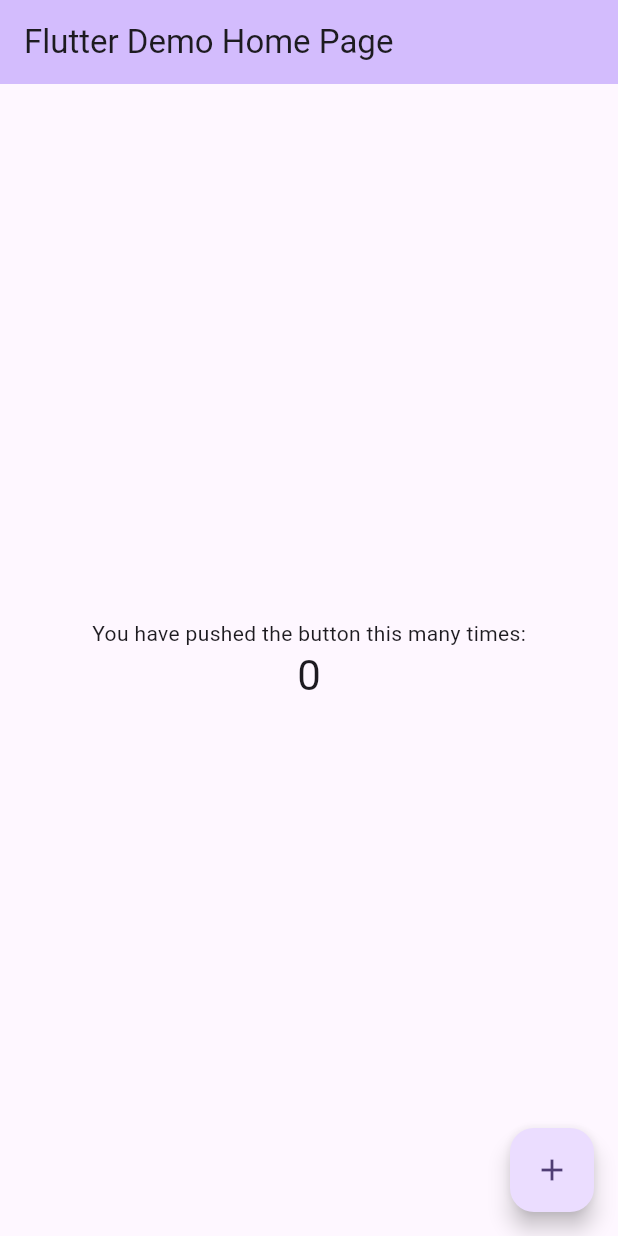
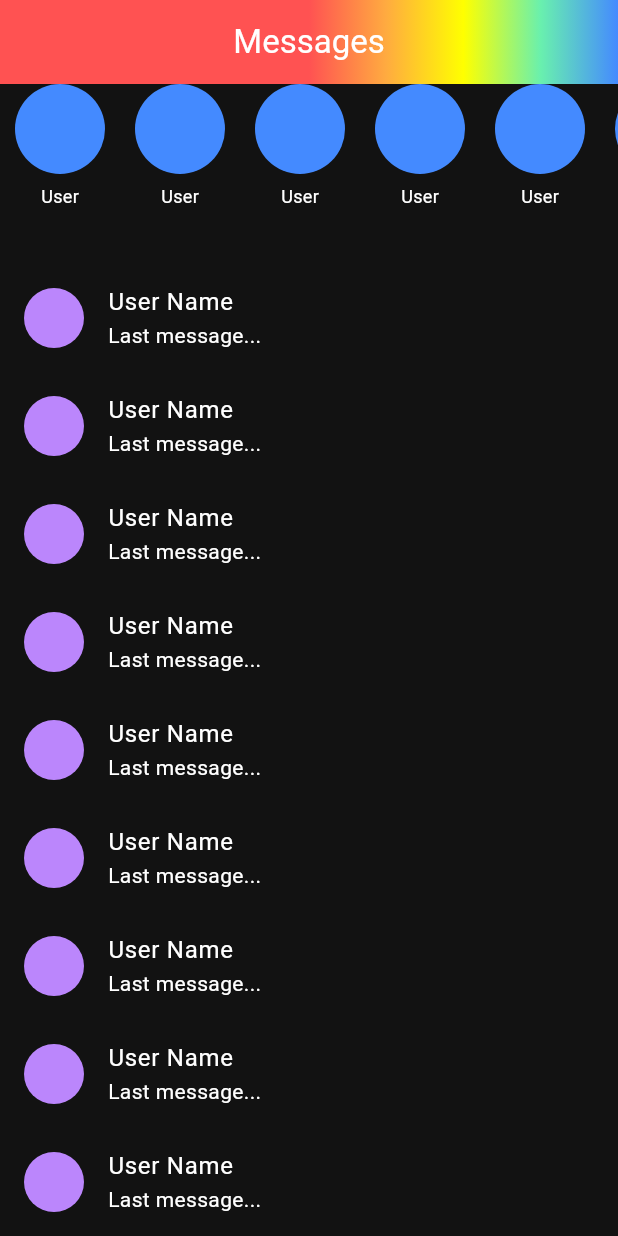
Before and after one commit to afidhu/FLUTTER_BLOC_BASICS, a Flutter app: the screen it shows after launch, on a phone screen of 412 x 824 dp. Run offline on Flutter 3.47's test engine with Material 3 defaults, Android fonts, the phone set to English and light mode, and no system bars; our stand-ins replace dio, equatable, faker, flutter_bloc, get, image_picker.

Commit message:
first commit add tutorial2 add CUBIT Fevorate  add chat

```diff
--- /dev/null
+++ b/flutter_chat_bloc/lib/core/theme_colors.dart
@@ -0,0 +1,16 @@
+import 'package:flutter/material.dart';
+class AppColors{
+  static const LinearGradient appBarBackground =  LinearGradient(
+     begin: Alignment.center,
+       colors: [
+         Colors.redAccent,
+         Colors.orangeAccent,
+         Colors.yellowAccent,
+         Colors.greenAccent,
+         Colors.blueAccent,
+       ]
+   );
+  static const Color appBarTitle = Colors.white;
+  static const Color appBarIcon = Color(0xFFFFFFFF);
+
+}
--- a/flutter_chat_bloc/lib/main.dart
+++ b/flutter_chat_bloc/lib/main.dart
@@ -1,4 +1,6 @@
 import 'package:flutter/material.dart';
+import 'package:flutter_chat_bloc/core/theme_colors.dart';
+import 'package:flutter_chat_bloc/presentation/messages/message_page.dart';
 
 void main() {
   runApp(const MyApp());
@@ -28,95 +30,9 @@
         //
         // This works for code too, not just values: Most code changes can be
         // tested with just a hot reload.
-        colorScheme: ColorScheme.fromSeed(seedColor: Colors.deepPurple),
+        colorScheme: ColorScheme.dark(brightness: Brightness.dark)
       ),
-      home: const MyHomePage(title: 'Flutter Demo Home Page'),
+      home: MessagePage()
     );
   }
 }
-
-class MyHomePage extends StatefulWidget {
-  const MyHomePage({super.key, required this.title});
-
-  // This widget is the home page of your application. It is stateful, meaning
-  // that it has a State object (defined below) that contains fields that affect
-  // how it looks.
-
-  // This class is the configuration for the state. It holds the values (in this
-  // case the title) provided by the parent (in this case the App widget) and
-  // used by the build method of the State. Fields in a Widget subclass are
-  // always marked "final".
-
-  final String title;
-
-  @override
-  State<MyHomePage> createState() => _MyHomePageState();
-}
-
-class _MyHomePageState extends State<MyHomePage> {
-  int _counter = 0;
-
-  void _incrementCounter() {
-    setState(() {
-      // This call to setState tells the Flutter framework that something has
-      // changed in this State, which causes it to rerun the build method below
-      // so that the display can reflect the updated values. If we changed
-      // _counter without calling setState(), then the build method would not be
-      // called again, and so nothing would appear to happen.
-      _counter++;
-    });
-  }
-
-  @override
-  Widget build(BuildContext context) {
-    // This method is rerun every time setState is called, for instance as done
-    // by the _incrementCounter method above.
-    //
-    // The Flutter framework has been optimized to make rerunning build methods
-    // fast, so that you can just rebuild anything that needs updating rather
-    // than having to individually change instances of widgets.
-    return Scaffold(
-      appBar: AppBar(
-        // TRY THIS: Try changing the color here to a specific color (to
-        // Colors.amber, perhaps?) and trigger a hot reload to see the AppBar
-        // change color while the other colors stay the same.
-        backgroundColor: Theme.of(context).colorScheme.inversePrimary,
-        // Here we take the value from the MyHomePage object that was created by
-        // the App.build method, and use it to set our appbar title.
-        title: Text(widget.title),
-      ),
-      body: Center(
-        // Center is a layout widget. It takes a single child and positions it
-        // in the middle of the parent.
-        child: Column(
-          // Column is also a layout widget. It takes a list of children and
-          // arranges them vertically. By default, it sizes itself to fit its
-          // children horizontally, and tries to be as tall as its parent.
-          //
-          // Column has various properties to control how it sizes itself and
-          // how it positions its children. Here we use mainAxisAlignment to
-          // center the children vertically; the main axis here is the vertical
-          // axis because Columns are vertical (the cross axis would be
-          // horizontal).
-          //
-          // TRY THIS: Invoke "debug painting" (choose the "Toggle Debug Paint"
-          // action in the IDE, or press "p" in the console), to see the
-          // wireframe for each widget.
-          mainAxisAlignment: MainAxisAlignment.center,
-          children: <Widget>[
-            const Text('You have pushed the button this many times:'),
-            Text(
-              '$_counter',
-              style: Theme.of(context).textTheme.headlineMedium,
-            ),
-          ],
-        ),
-      ),
-      floatingActionButton: FloatingActionButton(
-        onPressed: _incrementCounter,
-        tooltip: 'Increment',
-        child: const Icon(Icons.add),
-      ), // This trailing comma makes auto-formatting nicer for build methods.
-    );
-  }
-}
--- /dev/null
+++ b/flutter_chat_bloc/lib/presentation/messages/message_page.dart
@@ -0,0 +1,76 @@
+import 'package:flutter/material.dart';
+import 'package:flutter_chat_bloc/core/theme_colors.dart';
+
+class MessagePage extends StatefulWidget {
+  const MessagePage({super.key});
+
+  @override
+  State<MessagePage> createState() => _MessagePageState();
+}
+
+class _MessagePageState extends State<MessagePage> {
+  @override
+  Widget build(BuildContext context) {
+    return Scaffold(
+      appBar: AppBar(
+        centerTitle: true,
+        title: const Text(
+          'Messages',
+          style: TextStyle(color: AppColors.appBarTitle),
+        ),
+        flexibleSpace: Container(
+          decoration: const BoxDecoration(
+            gradient: AppColors.appBarBackground,
+          ),
+        ),
+        backgroundColor: Colors.transparent,
+        elevation: 0,
+      ),
+
+      body: Column(
+        children: [
+          // Horizontal Users List
+          SizedBox(
+            height: 100,
+            child: ListView.builder(
+              itemCount: 10,
+              scrollDirection: Axis.horizontal,
+              itemBuilder: (context, index) {
+                return Padding(
+                  padding: const EdgeInsets.symmetric(horizontal: 10),
+                  child: Column(
+                    mainAxisSize: MainAxisSize.min,
+                    children: const [
+                      CircleAvatar(
+                        radius: 30,
+                        backgroundColor: Colors.blueAccent,
+                      ),
+                      SizedBox(height: 6),
+                      Text("User", style: TextStyle(fontSize: 12)),
+                    ],
+                  ),
+                );
+              },
+            ),
+          ),
+
+          const SizedBox(height: 20),
+
+          // Example chat list area
+          Expanded(
+            child: ListView.builder(
+              itemCount: 15,
+              itemBuilder: (context, index) {
+                return const ListTile(
+                  leading: CircleAvatar(),
+                  title: Text("User Name"),
+                  subtitle: Text("Last message..."),
+                );
+              },
+            ),
+          ),
+        ],
+      ),
+    );
+  }
+}
```
Also changed, not shown: flutter_chat_bloc/lib/presentation/home.dart (added), 1 other file.
